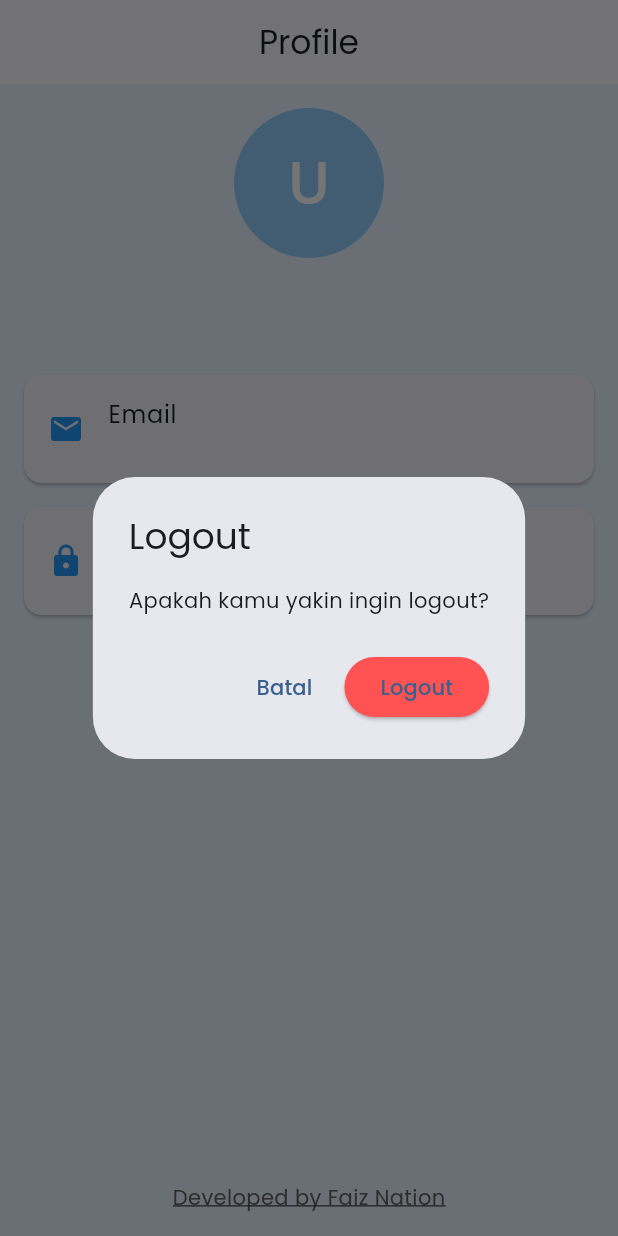
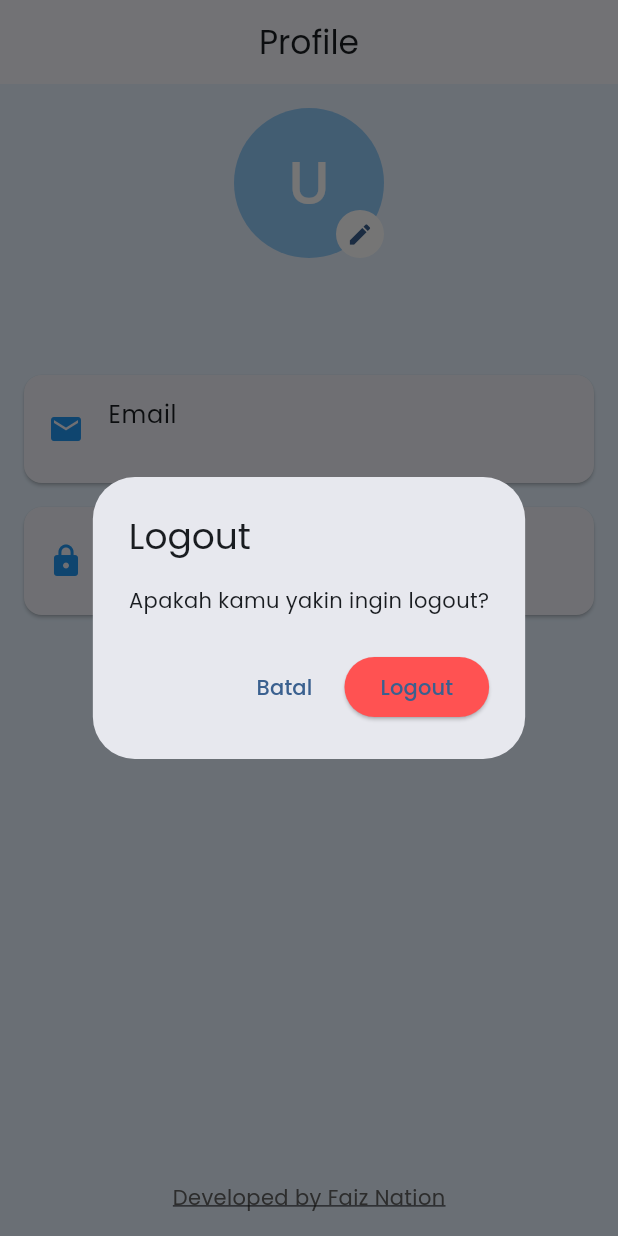
Before and after one commit to Ngoding-Gak-Jadi/belajar_flutter, a Flutter app: the ProfileScreen screen opened directly with empty values, after a tap on "Logout", on a phone screen of 412 x 824 dp. Run offline on Flutter 3.47's test engine with Material 3 defaults, Android fonts, the light colour scheme and no system bars; our stand-ins replace cloud_firestore, firebase_auth, firebase_core, firebase_storage, image_picker, salomon_bottom_bar; accounts and stored records are empty.

Commit message:
update edit pp

```diff
--- a/lib/screens/profile/profile_screen.dart
+++ b/lib/screens/profile/profile_screen.dart
@@ -1,7 +1,14 @@
 import 'package:flutter/material.dart';
 import 'package:url_launcher/url_launcher.dart';
+import 'package:firebase_auth/firebase_auth.dart';
+import 'package:cloud_firestore/cloud_firestore.dart';
+import 'dart:convert';
+// upload logic moved to ProfilePhotoService
+import '../../services/profile_photo_service.dart';
+import '../../utils/logout_dialog.dart';
+import '../../utils/edit_photo_dialog.dart';
 
-class ProfileScreen extends StatelessWidget {
+class ProfileScreen extends StatefulWidget {
   final String userEmail;
   final String userPass;
 
@@ -11,26 +18,38 @@ class ProfileScreen extends StatelessWidget {
     required this.userPass,
   });
 
-  Future<bool?> showLogoutDialog(BuildContext context) {
-    return showDialog<bool>(
-      context: context,
-      builder: (context) => AlertDialog(
-        title: const Text("Logout"),
-        content: const Text("Apakah kamu yakin ingin logout?"),
-        actions: [
-          TextButton(
-            onPressed: () => Navigator.of(context).pop(false),
-            child: const Text("Batal"),
-          ),
-          ElevatedButton(
-            onPressed: () => Navigator.of(context).pop(true),
-            style: ElevatedButton.styleFrom(backgroundColor: Colors.redAccent),
-            child: const Text("Logout"),
-          ),
-        ],
-      ),
-    );
+  @override
+  State<ProfileScreen> createState() => _ProfileScreenState();
+}
+
+class _ProfileScreenState extends State<ProfileScreen> {
+  String? _photoUrl;
+  bool _loading = false;
+
+  @override
+  void initState() {
+    super.initState();
+    _loadCurrentPhoto();
   }
+
+  Future<void> _loadCurrentPhoto() async {
+    final user = FirebaseAuth.instance.currentUser;
+    if (user == null) return;
+    // prefer Firestore stored profile photo if available
+    try {
+      final doc = await FirebaseFirestore.instance
+          .collection('users')
+          .doc(user.uid)
+          .get();
+      final data = doc.data();
+      final photo = data != null ? data['photoUrl'] as String? : null;
+      setState(() => _photoUrl = photo ?? user.photoURL);
+    } catch (_) {
+      setState(() => _photoUrl = user.photoURL);
+    }
+  }
+
+  // logout dialog moved to utils/logout_dialog.dart
 
   Future<void> _launchGitHub() async {
     final Uri url = Uri.parse("https://github.com/FaizNation");
@@ -38,6 +57,34 @@ class ProfileScreen extends StatelessWidget {
       throw Exception('Tidak bisa membuka $url');
     }
   }
+
+  Future<void> _showEditPhotoDialog() async {
+    final choice = await showEditPhotoDialog(context);
+    if (choice == null) return;
+    // use service to pick/upload and persist
+    if (mounted) setState(() => _loading = true);
+    try {
+      final service = ProfilePhotoService();
+      final result = await service.pickUploadAndSave(choice);
+      if (result != null) {
+        if (mounted) setState(() => _photoUrl = result);
+        if (mounted) {
+          ScaffoldMessenger.of(context).showSnackBar(
+            const SnackBar(content: Text('Profile photo updated')),
+          );
+        }
+      }
+    } catch (e) {
+      if (mounted) {
+        ScaffoldMessenger.of(
+          context,
+        ).showSnackBar(SnackBar(content: Text('Failed to update photo: $e')));
+      }
+    } finally {
+      if (mounted) setState(() => _loading = false);
+    }
+  }
+  // upload logic moved to ProfilePhotoService
 
   @override
   Widget build(BuildContext context) {
@@ -55,17 +102,53 @@ class ProfileScreen extends StatelessWidget {
           padding: const EdgeInsets.all(16.0),
           child: Column(
             children: [
-              CircleAvatar(
-                radius: 50,
-                backgroundColor: Colors.blue[200],
-                child: Text(
-                  userEmail.isNotEmpty ? userEmail[0].toUpperCase() : "U",
-                  style: const TextStyle(fontSize: 40, color: Colors.white),
-                ),
+              Stack(
+                alignment: Alignment.bottomRight,
+                children: [
+                  CircleAvatar(
+                    radius: 50,
+                    backgroundColor: Colors.blue[200],
+                    backgroundImage: _photoUrl != null && _photoUrl!.isNotEmpty
+                        ? (_photoUrl!.startsWith('data:')
+                              ? MemoryImage(
+                                      base64Decode(_photoUrl!.split(',').last),
+                                    )
+                                    as ImageProvider
+                              : NetworkImage(_photoUrl!))
+                        : null,
+                    child: _photoUrl == null || _photoUrl!.isEmpty
+                        ? Text(
+                            widget.userEmail.isNotEmpty
+                                ? widget.userEmail[0].toUpperCase()
+                                : "U",
+                            style: const TextStyle(
+                              fontSize: 40,
+                              color: Colors.white,
+                            ),
+                          )
+                        : null,
+                  ),
+                  Positioned(
+                    right: 0,
+                    bottom: 0,
+                    child: GestureDetector(
+                      onTap: _loading ? null : _showEditPhotoDialog,
+                      child: CircleAvatar(
+                        radius: 16,
+                        backgroundColor: Colors.white,
+                        child: Icon(
+                          Icons.edit,
+                          size: 18,
+                          color: Theme.of(context).primaryColor,
+                        ),
+                      ),
+                    ),
+                  ),
+                ],
               ),
               const SizedBox(height: 20),
               Text(
-                userEmail,
+                widget.userEmail,
                 style: const TextStyle(
                   fontSize: 28,
                   fontWeight: FontWeight.bold,
@@ -77,7 +160,7 @@ class ProfileScreen extends StatelessWidget {
                 child: ListTile(
                   leading: const Icon(Icons.email, color: Colors.blue),
                   title: const Text("Email"),
-                  subtitle: Text(userEmail),
+                  subtitle: Text(widget.userEmail),
                 ),
               ),
               Card(
@@ -85,13 +168,14 @@ class ProfileScreen extends StatelessWidget {
                 child: ListTile(
                   leading: const Icon(Icons.lock, color: Colors.blue),
                   title: const Text("Password"),
-                  subtitle: Text(userPass.replaceAll(RegExp(r'.'), '*')),
+                  subtitle: Text(widget.userPass.replaceAll(RegExp(r'.'), '*')),
                 ),
               ),
               const SizedBox(height: 30),
               ElevatedButton.icon(
                 onPressed: () async {
                   final confirm = await showLogoutDialog(context);
+                  if (!mounted) return;
                   if (confirm != null && confirm) {
                     // ignore: use_build_context_synchronously
                     Navigator.of(context).popUntil((route) => route.isFirst);
--- /dev/null
+++ b/lib/utils/logout_dialog.dart
@@ -0,0 +1,22 @@
+import 'package:flutter/material.dart';
+
+Future<bool?> showLogoutDialog(BuildContext context) {
+  return showDialog<bool>(
+    context: context,
+    builder: (context) => AlertDialog(
+      title: const Text("Logout"),
+      content: const Text("Apakah kamu yakin ingin logout?"),
+      actions: [
+        TextButton(
+          onPressed: () => Navigator.of(context).pop(false),
+          child: const Text("Batal"),
+        ),
+        ElevatedButton(
+          onPressed: () => Navigator.of(context).pop(true),
+          style: ElevatedButton.styleFrom(backgroundColor: Colors.redAccent),
+          child: const Text("Logout"),
+        ),
+      ],
+    ),
+  );
+}
```
Also changed, not shown: lib/services/profile_photo_service.dart (added, +81 -0 lines), lib/utils/edit_photo_dialog.dart (added, +33 -0 lines), pubspec.yaml (+9 -8 lines), pubspec.lock, 5 other files.
